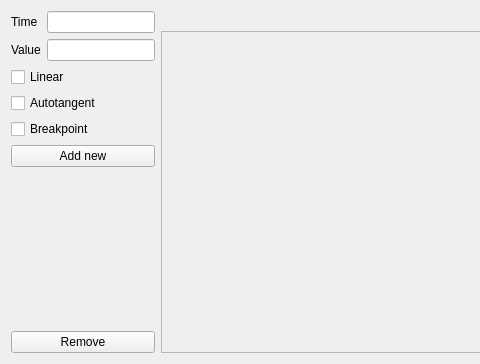
Qt form zengarden/source/forms/splineeditor.ui (aedm/zengine) before a commit; both pictures show x 0 to 480 and y 0 to 364 of the 857 by 364 pixel window.
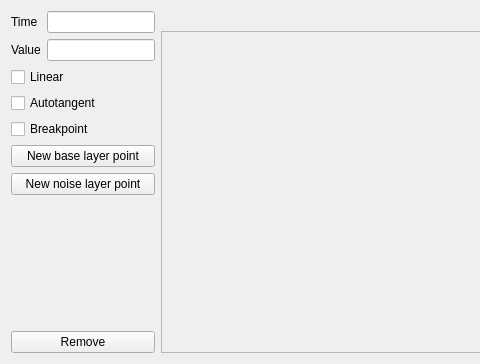
The same form after that commit.

Commit message: Noise spline.

```diff
--- a/zengarden/source/forms/splineeditor.ui
+++ b/zengarden/source/forms/splineeditor.ui
@@ -105,7 +105,14 @@
       <item>
        <widget class="QPushButton" name="addPointButton">
         <property name="text">
-         <string>Add new</string>
+         <string>New base layer point</string>
+        </property>
+       </widget>
+      </item>
+      <item>
+       <widget class="QPushButton" name="addNoisePointButton">
+        <property name="text">
+         <string>New noise layer point</string>
         </property>
        </widget>
       </item>
```
Left out of the diff: 2 changed lines with no effect on the pictures. The commit also changes 25 other files.
